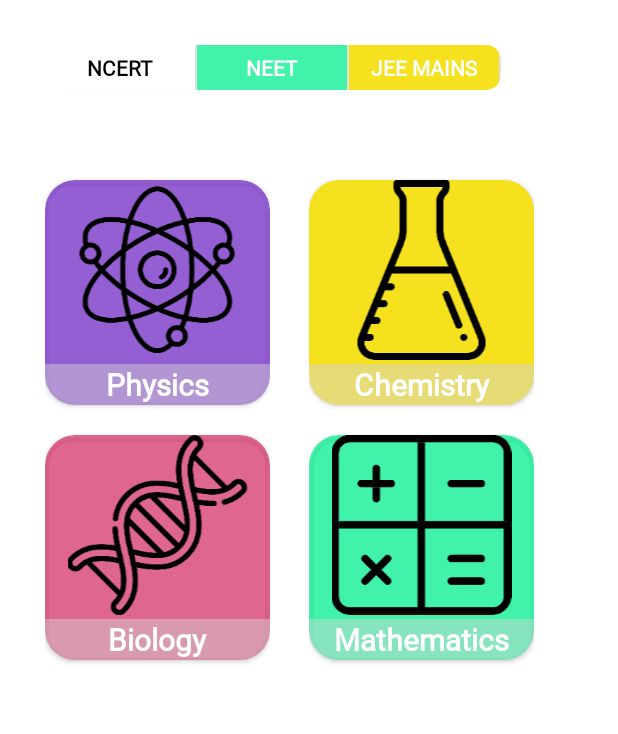
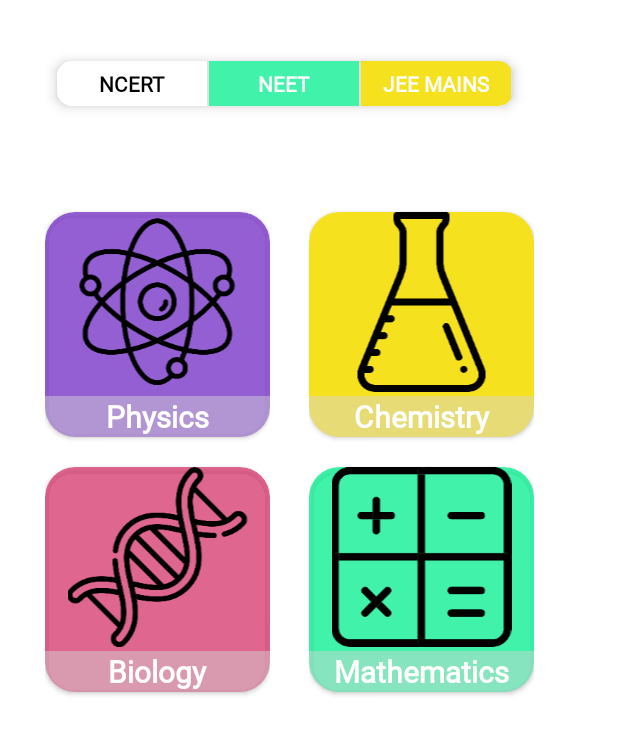
Before and after one commit to naveens3028/Futura, an Android app: the fragment LearnFragment shown on its own in the app's theme, on a phone screen of 412 x 824 dp. Shown: the top 734 px of the screen. Run offline under Robolectric (Android 15) with nearby library versions, the phone set to English and light mode, and no system bars; our stand-ins replace sdp/ssp sizes; pictures from the network do not load.

Commit message:
- Alignment and clean up done

```diff
--- a/app/src/main/res/layout/fragment_learn.xml
+++ b/app/src/main/res/layout/fragment_learn.xml
@@ -12,6 +12,10 @@
         android:layout_width="wrap_content"
         android:layout_height="wrap_content"
         android:id="@+id/cardview"
+        app:cardUseCompatPadding="true"
+        app:cardElevation="5dp"
+        android:outlineAmbientShadowColor="@color/davys_grey"
+        android:focusableInTouchMode="true"
         app:cardCornerRadius="10dp">
 
     <androidx.recyclerview.widget.RecyclerView
```
